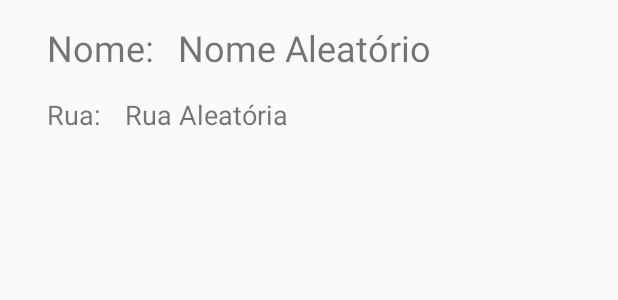
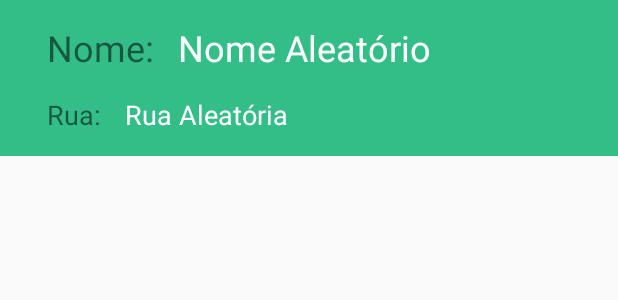
Before and after one commit to dsgeverton/Trabalho03-2018-1, an Android app: the layout cardview_oficina.xml on its own in the app's theme, with its tools: preview values and no code run, on a phone screen of 412 x 824 dp. Shown: the top 300 px of the screen. Run offline under Robolectric (Android 15) with nearby library versions, the phone set to English and light mode, and no system bars.

Commit message:
Cardview oficina adjusts

```diff
--- a/app/src/main/res/layout/cardview_oficina.xml
+++ b/app/src/main/res/layout/cardview_oficina.xml
@@ -4,7 +4,8 @@
     android:layout_width="match_parent"
     android:layout_height="wrap_content"
     android:padding="15dp"
-    android:layout_marginBottom="10dp">
+    android:layout_marginBottom="10dp"
+    android:background="#33be88">
 
     <TextView
         android:id="@+id/tvNomeOficina"
@@ -13,6 +14,7 @@
         android:layout_centerHorizontal="true"
         android:layout_marginEnd="16dp"
         android:layout_marginStart="16dp"
+        android:textColor="#fff"
         android:text="@string/nome_aleatorio"
         android:textSize="24sp"
         app:layout_constraintEnd_toEndOf="parent"
@@ -24,6 +26,7 @@
         android:layout_width="0dp"
         android:layout_height="wrap_content"
         android:layout_below="@id/tvNomeOficina"
+        android:textColor="#fff"
         android:layout_centerHorizontal="true"
         android:layout_marginEnd="16dp"
         android:layout_marginStart="16dp"
```
